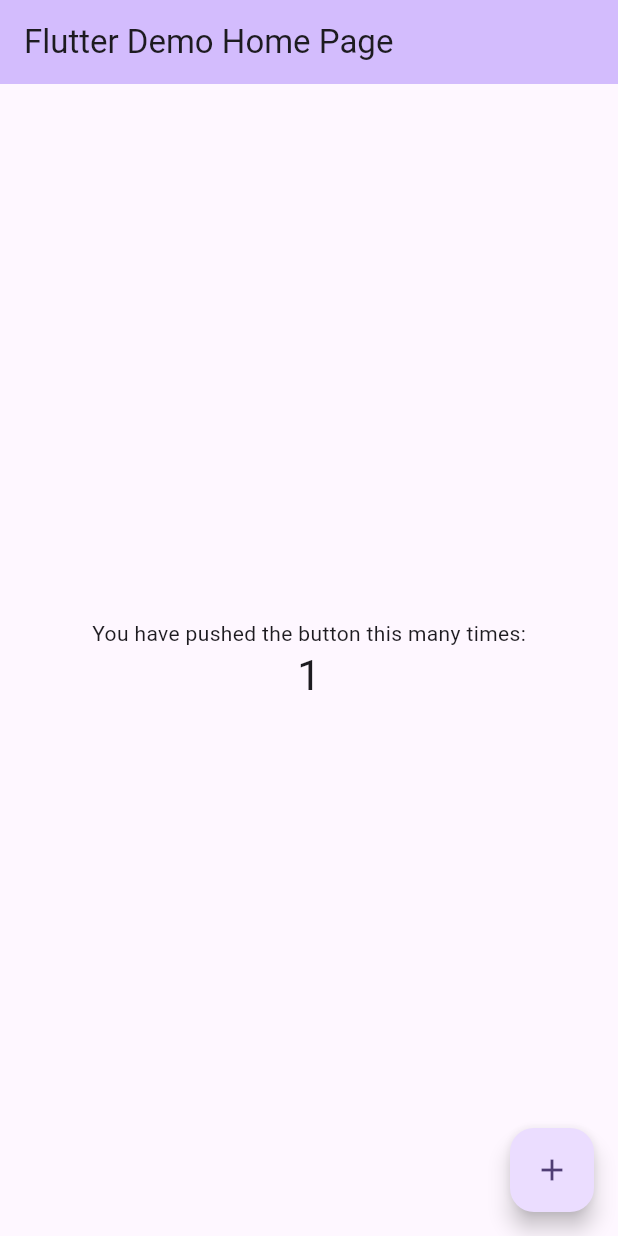
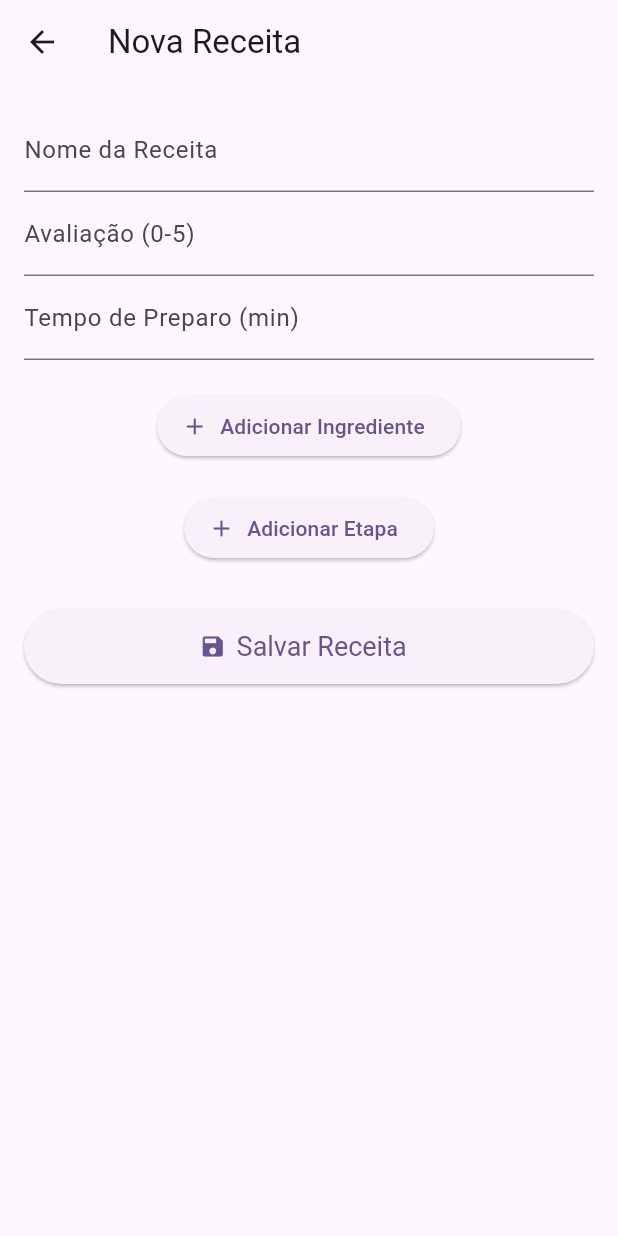
Before and after one commit to Gus41/app, a Flutter app: the screen it shows after launch, after a tap on the "add" icon, on a phone screen of 412 x 824 dp. Run offline on Flutter 3.47's test engine with Material 3 defaults, Android fonts, the phone set to English and light mode, and no system bars.

Commit message:
upando telas

```diff
--- a/recipes/lib/main.dart
+++ b/recipes/lib/main.dart
@@ -1,4 +1,11 @@
 import 'package:flutter/material.dart';
+import 'package:recipes/routes.dart';
+import 'package:recipes/screens/list_recipe_screen.dart';
+import 'package:recipes/screens/view_recipe_screen.dart';
+
+import 'screens/form_ingredient_screen.dart';
+import 'screens/form_recipe_screen.dart';
+import 'screens/form_step_screen.dart';
 
 void main() {
   runApp(const MyApp());
@@ -10,60 +17,19 @@ class MyApp extends StatelessWidget {
   @override
   Widget build(BuildContext context) {
     return MaterialApp(
-      title: 'Flutter Demo',
+      title: 'Receitas',
       theme: ThemeData(
         colorScheme: ColorScheme.fromSeed(seedColor: Colors.deepPurple),
         useMaterial3: true,
       ),
-      home: const MyHomePage(title: 'Flutter Demo Home Page'),
+      initialRoute: AppRoutes.listRecipes,
+      routes: {
+        AppRoutes.listRecipes: (ctx) => const ListRecipeScreen(),
+        AppRoutes.viewRecipe: (ctx) => const ViewRecipeScreen(),
+        AppRoutes.formRecipe: (ctx) => const FormRecipeScreen(),
+        AppRoutes.formIngredient: (ctx) => const FormIngredientScreen(),
+        AppRoutes.formStep: (ctx) => const FormStepScreen(),
+      },
     );
   }
 }
-
-class MyHomePage extends StatefulWidget {
-  const MyHomePage({super.key, required this.title});
-
-  final String title;
-
-  @override
-  State<MyHomePage> createState() => _MyHomePageState();
-}
-
-class _MyHomePageState extends State<MyHomePage> {
-  int _counter = 0;
-
-  void _incrementCounter() {
-    setState(() {
-      _counter++;
-    });
-  }
-
-  @override
-  Widget build(BuildContext context) {
-    return Scaffold(
-      appBar: AppBar(
-        backgroundColor: Theme.of(context).colorScheme.inversePrimary,
-        title: Text(widget.title),
-      ),
-      body: Center(
-        child: Column(
-          mainAxisAlignment: MainAxisAlignment.center,
-          children: <Widget>[
-            const Text(
-              'You have pushed the button this many times:',
-            ),
-            Text(
-              '$_counter',
-              style: Theme.of(context).textTheme.headlineMedium,
-            ),
-          ],
-        ),
-      ),
-      floatingActionButton: FloatingActionButton(
-        onPressed: _incrementCounter,
-        tooltip: 'Increment',
-        child: const Icon(Icons.add),
-      ),
-    );
-  }
-}
--- a/recipes/lib/routes.dart
+++ b/recipes/lib/routes.dart
@@ -1,9 +1,9 @@
-import 'package:flutter/material.dart';
+class AppRoutes {
 
-class AppRoutes {
   static const listRecipes = '/';
   static const viewRecipe = '/view-recipe';
   static const formRecipe = '/form-recipe';
   static const formIngredient = '/form-ingredient';
   static const formStep = '/form-step';
+
 }
--- /dev/null
+++ b/recipes/lib/screens/form_recipe_screen.dart
@@ -0,0 +1,129 @@
+import 'package:flutter/material.dart';
+import 'package:recipes/models/ingredients.dart';
+import 'package:recipes/models/step_preparation.dart';
+import 'package:recipes/screens/form_ingredient_screen.dart';
+import 'package:recipes/screens/form_step_screen.dart';
+
+class FormRecipeScreen extends StatefulWidget {
+  const FormRecipeScreen({super.key});
+
+  @override
+  State<FormRecipeScreen> createState() => _FormRecipeScreenState();
+}
+
+class _FormRecipeScreenState extends State<FormRecipeScreen> {
+  final _formKey = GlobalKey<FormState>();
+  final _ingredients = <Ingredient>[];
+  final _steps = <StepPreparation>[];
+
+  String _name = '';
+  double _rating = 0.0;
+  Duration _preparationTime = Duration.zero;
+
+  void _saveForm() {
+    if (_formKey.currentState!.validate()) {
+      _formKey.currentState!.save();
+      Navigator.of(context).pop();
+    }
+  }
+
+  Future<void> _addIngredient() async {
+    final result = await Navigator.of(context).push<Ingredient>(
+      MaterialPageRoute(builder: (_) => const FormIngredientScreen()),
+    );
+
+    if (result != null) {
+      setState(() => _ingredients.add(result));
+    }
+  }
+
+  Future<void> _addStep() async {
+    final result = await Navigator.of(context).push<StepPreparation>(
+      MaterialPageRoute(builder: (_) => const FormStepScreen()),
+    );
+
+    if (result != null) {
+      setState(() => _steps.add(result));
+    }
+  }
+
+  @override
+  Widget build(BuildContext context) {
+    return Scaffold(
+      appBar: AppBar(
+        title: const Text('Nova Receita'),
+      ),
+      body: SingleChildScrollView(
+        padding: const EdgeInsets.all(16),
+        child: Form(
+          key: _formKey,
+          child: Column(
+            children: [
+              TextFormField(
+                decoration: const InputDecoration(labelText: 'Nome da Receita'),
+                onSaved: (value) => _name = value!.trim(),
+                validator: (value) =>
+                (value == null || value.isEmpty) ? 'Informe um nome.' : null,
+              ),
+              TextFormField(
+                decoration: const InputDecoration(labelText: 'Avaliação (0-5)'),
+                keyboardType: TextInputType.numberWithOptions(decimal: true),
+                onSaved: (value) => _rating = double.tryParse(value ?? '0') ?? 0,
+                validator: (value) {
+                  final rating = double.tryParse(value ?? '');
+                  if (rating == null || rating < 0 || rating > 5) {
+                    return 'Avaliação deve estar entre 0 e 5.';
+                  }
+                  return null;
+                },
+              ),
+              TextFormField(
+                decoration: const InputDecoration(labelText: 'Tempo de Preparo (min)'),
+                keyboardType: TextInputType.number,
+                onSaved: (value) => _preparationTime =
+                    Duration(minutes: int.tryParse(value ?? '0') ?? 0),
+                validator: (value) {
+                  final minutes = int.tryParse(value ?? '');
+                  if (minutes == null || minutes < 0) {
+                    return 'Informe um tempo válido.';
+                  }
+                  return null;
+                },
+              ),
+              const SizedBox(height: 20),
+              ElevatedButton.icon(
+                onPressed: _addIngredient,
+                icon: const Icon(Icons.add),
+                label: const Text('Adicionar Ingrediente'),
+              ),
+              ..._ingredients.map((i) => ListTile(
+                title: Text(i.name),
+                subtitle: Text(i.quantity),
+              )),
+              const SizedBox(height: 20),
+              ElevatedButton.icon(
+                onPressed: _addStep,
+                icon: const Icon(Icons.add),
+                label: const Text('Adicionar Etapa'),
+              ),
+              ..._steps.map((s) => ListTile(
+                leading: Text('${s.order}º'),
+                title: Text(s.instruction),
+              )),
+              const SizedBox(height: 30),
+              ElevatedButton.icon(
+                onPressed: _saveForm,
+                icon: const Icon(Icons.save),
+                label: const Text('Salvar Receita'),
+                style: ElevatedButton.styleFrom(
+                  minimumSize: const Size.fromHeight(50),
+                  textStyle: const TextStyle(fontSize: 18),
+                ),
+              ),
+            ],
+          ),
+        ),
+      ),
+    );
+  }
+}
--- /dev/null
+++ b/recipes/lib/screens/list_recipe_screen.dart
@@ -0,0 +1,47 @@
+import 'package:flutter/material.dart';
+import 'package:recipes/models/recipe.dart';
+import 'package:recipes/routes.dart';
+
+class ListRecipeScreen extends StatelessWidget {
+  const ListRecipeScreen({super.key});
+
+  @override
+  Widget build(BuildContext context) {
+    final recipes = <Recipe>[];
+
+    return Scaffold(
+      appBar: AppBar(
+        title: const Text('Minhas Receitas'),
+      ),
+      body: recipes.isEmpty
+          ? const Center(child: Text('Nenhuma receita cadastrada.'))
+          : ListView.builder(
+        itemCount: recipes.length,
+        itemBuilder: (ctx, i) {
+          final recipe = recipes[i];
+          return ListTile(
+            title: Text(recipe.name),
+            subtitle: Text(
+                '${recipe.ingredientCount} ingredientes • ${recipe.stepCount} passos'),
+            trailing: Text(
+              '${recipe.preparationTime.inMinutes} min',
+              style: const TextStyle(fontWeight: FontWeight.w500),
+            ),
+            onTap: () {
+              Navigator.of(context).pushNamed(
+                AppRoutes.viewRecipe,
+                arguments: recipe,
+              );
+            },
+          );
+        },
+      ),
+      floatingActionButton: FloatingActionButton(
+        onPressed: () {
+          Navigator.of(context).pushNamed(AppRoutes.formRecipe);
+        },
+        child: const Icon(Icons.add),
+      ),
+    );
+  }
+}
```
Also changed, not shown: recipes/lib/screens/form_ingredient_screen.dart (added, +72 -0 lines), recipes/lib/screens/form_step_screen.dart (added, +76 -0 lines), recipes/lib/screens/view_recipe_screen.dart (added, +72 -0 lines).
